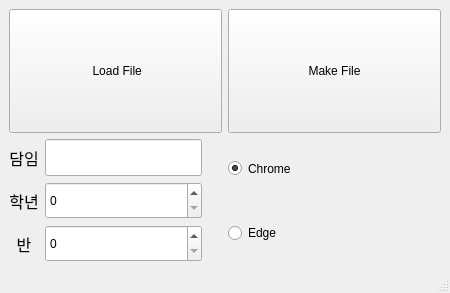
First picture: the form in resource/main.ui, repository leecurrent04/absent-checking-automation, before the edit.
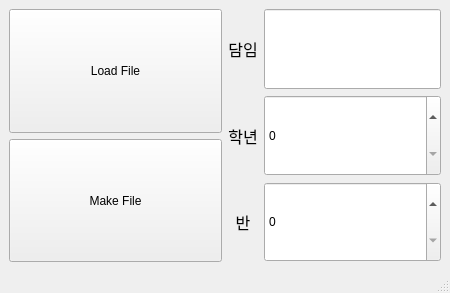
Second picture: the form after the edit. Icons and pictures are not drawn.

The edit to the form file:
```diff
--- a/resource/main.ui
+++ b/resource/main.ui
@@ -20,61 +20,38 @@
    <string>MainWindow</string>
   </property>
   <widget class="QWidget" name="centralwidget">
-   <layout class="QGridLayout" name="gridLayout_2">
-    <item row="1" column="2">
+   <layout class="QHBoxLayout" name="horizontalLayout">
+    <item>
      <layout class="QVBoxLayout" name="verticalLayout">
       <item>
-       <widget class="QRadioButton" name="chromeButton">
+       <widget class="QPushButton" name="Button_file">
         <property name="sizePolicy">
          <sizepolicy hsizetype="Expanding" vsizetype="Expanding">
           <horstretch>0</horstretch>
-          <verstretch>1</verstretch>
+          <verstretch>0</verstretch>
          </sizepolicy>
         </property>
         <property name="text">
-         <string>Chrome</string>
-        </property>
-        <property name="icon">
-         <iconset>
-          <normaloff>img/google-chrome.svg</normaloff>img/google-chrome.svg</iconset>
-        </property>
-        <property name="iconSize">
-         <size>
-          <width>48</width>
-          <height>48</height>
-         </size>
-        </property>
-        <property name="checked">
-         <bool>true</bool>
+         <string>Load File</string>
         </property>
        </widget>
       </item>
       <item>
-       <widget class="QRadioButton" name="msedgeButton">
+       <widget class="QPushButton" name="Button_run">
         <property name="sizePolicy">
          <sizepolicy hsizetype="Expanding" vsizetype="Expanding">
           <horstretch>0</horstretch>
-          <verstretch>1</verstretch>
+          <verstretch>0</verstretch>
          </sizepolicy>
         </property>
         <property name="text">
-         <string>Edge</string>
-        </property>
-        <property name="icon">
-         <iconset>
-          <normaloff>img/microsoft-edge.svg</normaloff>img/microsoft-edge.svg</iconset>
-        </property>
-        <property name="iconSize">
-         <size>
-          <width>48</width>
-          <height>48</height>
-         </size>
+         <string>Make File</string>
         </property>
        </widget>
       </item>
      </layout>
     </item>
-    <item row="1" column="1">
+    <item>
      <layout class="QGridLayout" name="gridLayout">
       <item row="2" column="0">
        <widget class="QLabel" name="label">
@@ -157,60 +134,8 @@
         </property>
        </widget>
       </item>
-      <item row="0" column="2">
-       <spacer name="horizontalSpacer">
-        <property name="orientation">
-         <enum>Qt::Horizontal</enum>
-        </property>
-        <property name="sizeType">
-         <enum>QSizePolicy::Fixed</enum>
-        </property>
-        <property name="sizeHint" stdset="0">
-         <size>
-          <width>20</width>
-          <height>20</height>
-         </size>
-        </property>
-       </spacer>
-      </item>
      </layout>
     </item>
-    <item row="0" column="1">
-     <widget class="QPushButton" name="fileButton">
-      <property name="sizePolicy">
-       <sizepolicy hsizetype="Expanding" vsizetype="Expanding">
-        <horstretch>0</horstretch>
-        <verstretch>0</verstretch>
-       </sizepolicy>
-      </property>
-      <property name="text">
-       <string> Load File</string>
-      </property>
-      <property name="icon">
-       <iconset>
-        <normaloff>img/document-open-symbolic.svg</normaloff>img/document-open-symbolic.svg</iconset>
-      </property>
-      <property name="iconSize">
-       <size>
-        <width>24</width>
-        <height>24</height>
-       </size>
-      </property>
-     </widget>
-    </item>
-    <item row="0" column="2">
-     <widget class="QPushButton" name="runButton">
-      <property name="sizePolicy">
-       <sizepolicy hsizetype="Expanding" vsizetype="Expanding">
-        <horstretch>0</horstretch>
-        <verstretch>0</verstretch>
-       </sizepolicy>
-      </property>
-      <property name="text">
-       <string>Make File</string>
-      </property>
-     </widget>
-    </item>
    </layout>
   </widget>
   <widget class="QStatusBar" name="statusBar"/>
```
Left out of the diff: 11 changed lines with no effect on the pictures.
